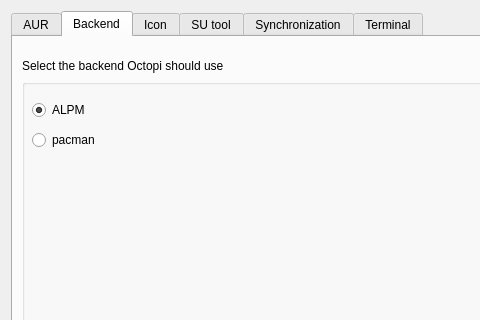
Qt form ui/optionsdialog.ui (aarnt/octopi) before a commit; both pictures show x 0 to 480 and y 0 to 320 of the 665 by 432 pixel window.
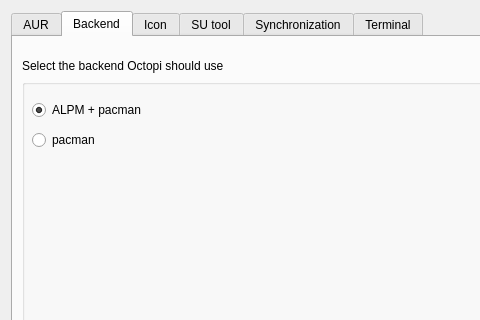
The same form after that commit. The open tabs and pages were chosen to show the change.

```diff
--- a/ui/optionsdialog.ui
+++ b/ui/optionsdialog.ui
@@ -150,7 +150,7 @@
              <rect>
               <x>10</x>
               <y>20</y>
-              <width>105</width>
+              <width>151</width>
               <height>22</height>
              </rect>
             </property>
@@ -158,7 +158,7 @@
              <string notr="true"/>
             </property>
             <property name="text">
-             <string notr="true">ALPM</string>
+             <string notr="true">ALPM + pacman</string>
             </property>
             <property name="checked">
              <bool>true</bool>
```
Left out of the diff: 2 changed lines with no effect on the pictures.
